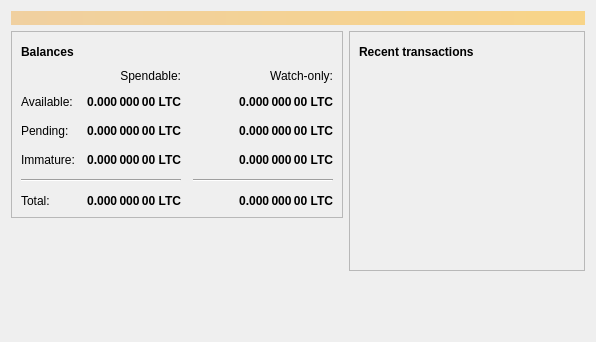
Qt form src/qt/forms/overviewpage.ui (YoshiNomura/moneycoin1) before a commit.
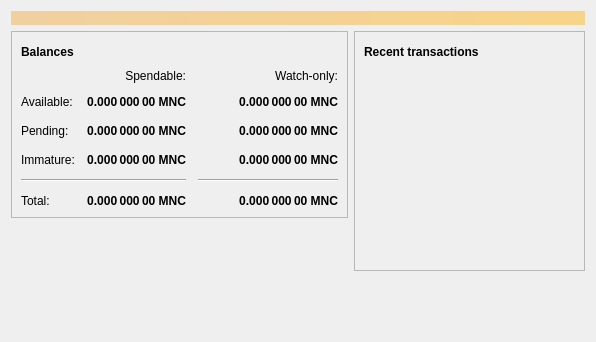
The same form after that commit. Icons and pictures are not drawn.

```diff
--- a/src/qt/forms/overviewpage.ui
+++ b/src/qt/forms/overviewpage.ui
@@ -129,7 +129,7 @@
                <string>Unconfirmed transactions to watch-only addresses</string>
               </property>
               <property name="text">
-               <string notr="true">0.000 000 00 LTC</string>
+               <string notr="true">0.000 000 00 MNC</string>
               </property>
               <property name="alignment">
                <set>Qt::AlignRight|Qt::AlignTrailing|Qt::AlignVCenter</set>
@@ -154,7 +154,7 @@
                <string>Total of transactions that have yet to be confirmed, and do not yet count toward the spendable balance</string>
               </property>
               <property name="text">
-               <string notr="true">0.000 000 00 LTC</string>
+               <string notr="true">0.000 000 00 MNC</string>
               </property>
               <property name="alignment">
                <set>Qt::AlignRight|Qt::AlignTrailing|Qt::AlignVCenter</set>
@@ -179,7 +179,7 @@
                <string>Mined balance in watch-only addresses that has not yet matured</string>
               </property>
               <property name="text">
-               <string notr="true">0.000 000 00 LTC</string>
+               <string notr="true">0.000 000 00 MNC</string>
               </property>
               <property name="alignment">
                <set>Qt::AlignRight|Qt::AlignTrailing|Qt::AlignVCenter</set>
@@ -237,7 +237,7 @@
                <string>Mined balance that has not yet matured</string>
               </property>
               <property name="text">
-               <string notr="true">0.000 000 00 LTC</string>
+               <string notr="true">0.000 000 00 MNC</string>
               </property>
               <property name="alignment">
                <set>Qt::AlignRight|Qt::AlignTrailing|Qt::AlignVCenter</set>
@@ -282,7 +282,7 @@
                <string>Your current total balance</string>
               </property>
               <property name="text">
-               <string notr="true">0.000 000 00 LTC</string>
+               <string notr="true">0.000 000 00 MNC</string>
               </property>
               <property name="alignment">
                <set>Qt::AlignRight|Qt::AlignTrailing|Qt::AlignVCenter</set>
@@ -307,7 +307,7 @@
                <string>Current total balance in watch-only addresses</string>
               </property>
               <property name="text">
-               <string notr="true">0.000 000 00 LTC</string>
+               <string notr="true">0.000 000 00 MNC</string>
               </property>
               <property name="alignment">
                <set>Qt::AlignRight|Qt::AlignTrailing|Qt::AlignVCenter</set>
@@ -349,7 +349,7 @@
                <string>Your current spendable balance</string>
               </property>
               <property name="text">
-               <string notr="true">0.000 000 00 LTC</string>
+               <string notr="true">0.000 000 00 MNC</string>
               </property>
               <property name="alignment">
                <set>Qt::AlignRight|Qt::AlignTrailing|Qt::AlignVCenter</set>
@@ -374,7 +374,7 @@
                <string>Your current balance in watch-only addresses</string>
               </property>
               <property name="text">
-               <string notr="true">0.000 000 00 LTC</string>
+               <string notr="true">0.000 000 00 MNC</string>
               </property>
               <property name="alignment">
                <set>Qt::AlignRight|Qt::AlignTrailing|Qt::AlignVCenter</set>
```
Left out of the diff: 4 changed lines with no effect on the pictures.
